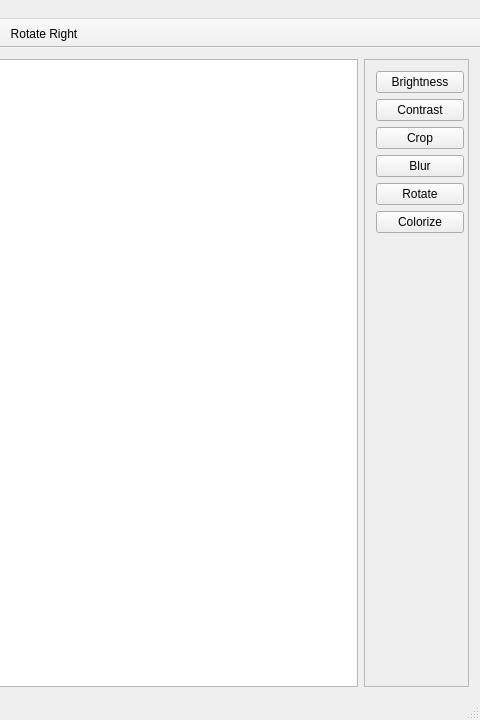
First picture: the form in src/gui/mainwindow.ui, repository CervecerosCodigo/CCIMP, before the edit; both pictures show x 800 to 1280 and y 0 to 720 of the 1280 by 720 pixel window.
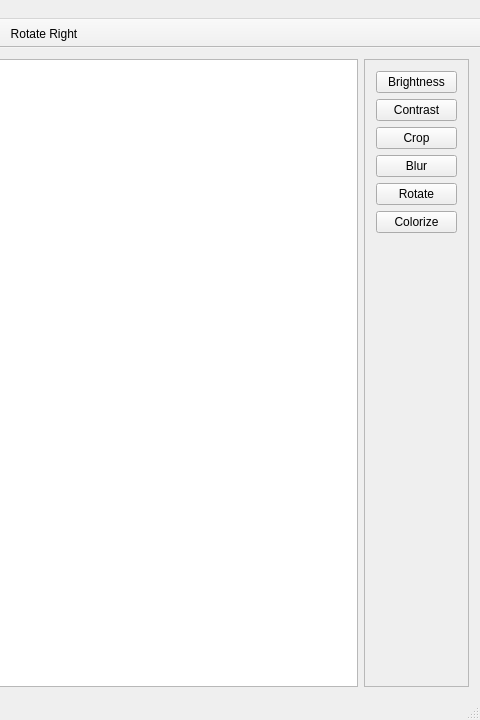
Second picture: the form after the edit. Icons and pictures are not drawn.

```diff
--- a/src/gui/mainwindow.ui
+++ b/src/gui/mainwindow.ui
@@ -18,6 +18,12 @@
     <normaloff>:/app_ico/ico/appico/CCIMP.ico</normaloff>:/app_ico/ico/appico/CCIMP.ico</iconset>
   </property>
   <widget class="QWidget" name="centralWidget">
+   <layout class="QGridLayout" name="gridLayout_6">
+    <item row="0" column="0">
+     <layout class="QGridLayout" name="gridLayout_5">
+      <item row="0" column="0">
+       <layout class="QGridLayout" name="gridLayout_4">
+        <item row="0" column="0">
    <layout class="QGridLayout" name="gridLayout">
     <item row="1" column="0">
      <widget class="QTextEdit" name="textEdit">
@@ -39,7 +45,19 @@
       </property>
      </widget>
     </item>
-    <item row="0" column="1" rowspan="2">
+          <item row="1" column="0">
+           <widget class="QTextEdit" name="textEdit">
+            <property name="sizePolicy">
+             <sizepolicy hsizetype="Fixed" vsizetype="Minimum">
+              <horstretch>0</horstretch>
+              <verstretch>0</verstretch>
+             </sizepolicy>
+            </property>
+           </widget>
+          </item>
+         </layout>
+        </item>
+        <item row="0" column="1">
      <widget class="QGraphicsView" name="graphicsView">
       <property name="sizePolicy">
        <sizepolicy hsizetype="MinimumExpanding" vsizetype="Expanding">
@@ -52,10 +70,12 @@
       </property>
      </widget>
     </item>
-    <item row="0" column="2" rowspan="2">
+       </layout>
+      </item>
+      <item row="0" column="1">
      <widget class="QScrollArea" name="scrollArea">
       <property name="sizePolicy">
-       <sizepolicy hsizetype="Preferred" vsizetype="Preferred">
+         <sizepolicy hsizetype="Preferred" vsizetype="Expanding">
         <horstretch>0</horstretch>
         <verstretch>0</verstretch>
        </sizepolicy>
@@ -66,6 +86,12 @@
         <height>0</height>
        </size>
       </property>
+        <property name="frameShape">
+         <enum>QFrame::StyledPanel</enum>
+        </property>
+        <property name="frameShadow">
+         <enum>QFrame::Plain</enum>
+        </property>
       <property name="widgetResizable">
        <bool>true</bool>
       </property>
@@ -75,24 +101,23 @@
          <x>0</x>
          <y>0</y>
          <width>103</width>
-         <height>619</height>
+           <height>617</height>
         </rect>
        </property>
        <property name="acceptDrops">
         <bool>false</bool>
        </property>
-       <widget class="QWidget" name="layoutWidget">
-        <property name="geometry">
-         <rect>
-          <x>0</x>
-          <y>0</y>
-          <width>110</width>
-          <height>271</height>
-         </rect>
-        </property>
-        <layout class="QFormLayout" name="formLayout">
-         <item row="0" column="0" colspan="2">
+         <layout class="QGridLayout" name="gridLayout_3">
+          <item row="0" column="0">
+           <layout class="QGridLayout" name="gridLayout_2">
+            <item row="0" column="0">
           <widget class="QPushButton" name="brightnessButton">
+              <property name="sizePolicy">
+               <sizepolicy hsizetype="Expanding" vsizetype="Fixed">
+                <horstretch>0</horstretch>
+                <verstretch>0</verstretch>
+               </sizepolicy>
+              </property>
            <property name="text">
             <string>Brightness</string>
            </property>
@@ -104,20 +129,71 @@
            </property>
           </widget>
          </item>
-         <item row="2" column="0" colspan="2">
+            <item row="1" column="0">
+             <widget class="QPushButton" name="contrastButton">
+              <property name="sizePolicy">
+               <sizepolicy hsizetype="Expanding" vsizetype="Fixed">
+                <horstretch>0</horstretch>
+                <verstretch>0</verstretch>
+               </sizepolicy>
+              </property>
+              <property name="text">
+               <string>Contrast</string>
+              </property>
+             </widget>
+            </item>
+            <item row="2" column="0">
           <widget class="QPushButton" name="cropButton">
+              <property name="sizePolicy">
+               <sizepolicy hsizetype="Expanding" vsizetype="Fixed">
+                <horstretch>0</horstretch>
+                <verstretch>0</verstretch>
+               </sizepolicy>
+              </property>
            <property name="text">
             <string>Crop</string>
            </property>
           </widget>
          </item>
-         <item row="3" column="0" colspan="2">
+            <item row="3" column="0">
           <widget class="QPushButton" name="blurButton">
+              <property name="sizePolicy">
+               <sizepolicy hsizetype="Expanding" vsizetype="Fixed">
+                <horstretch>0</horstretch>
+                <verstretch>0</verstretch>
+               </sizepolicy>
+              </property>
            <property name="text">
             <string>Blur</string>
            </property>
           </widget>
          </item>
+            <item row="4" column="0">
+             <widget class="QPushButton" name="rotateButton">
+              <property name="sizePolicy">
+               <sizepolicy hsizetype="Expanding" vsizetype="Fixed">
+                <horstretch>0</horstretch>
+                <verstretch>0</verstretch>
+               </sizepolicy>
+              </property>
+              <property name="text">
+               <string>Rotate</string>
+              </property>
+             </widget>
+            </item>
+            <item row="5" column="0">
+             <widget class="QPushButton" name="colorBalanceButton">
+              <property name="sizePolicy">
+               <sizepolicy hsizetype="Expanding" vsizetype="Fixed">
+                <horstretch>0</horstretch>
+                <verstretch>0</verstretch>
+               </sizepolicy>
+              </property>
+              <property name="text">
+               <string>Colorize</string>
+              </property>
+             </widget>
+            </item>
          <item row="6" column="0">
           <spacer name="verticalSpacer">
            <property name="orientation">
@@ -125,37 +201,19 @@
            </property>
            <property name="sizeHint" stdset="0">
             <size>
-             <width>20</width>
-             <height>100</height>
+                <width>17</width>
+                <height>95</height>
             </size>
            </property>
           </spacer>
          </item>
-         <item row="1" column="0" colspan="2">
-          <widget class="QPushButton" name="contrastButton">
-           <property name="text">
-            <string>Contrast</string>
-           </property>
-          </widget>
-         </item>
-         <item row="4" column="0" colspan="2">
-          <widget class="QPushButton" name="rotateButton">
-           <property name="text">
-            <string>Rotate</string>
-           </property>
-          </widget>
-         </item>
-         <item row="5" column="0" colspan="2">
-          <widget class="QPushButton" name="colorBalanceButton">
-           <property name="text">
-            <string>Colorize</string>
-           </property>
+           </layout>
+          </item>
+         </layout>
+        </widget>
           </widget>
          </item>
         </layout>
-       </widget>
-      </widget>
-     </widget>
     </item>
    </layout>
   </widget>
```
Left out of the diff: 12 changed lines with no effect on the pictures. Lines whose indentation alone changed are shown as unchanged.
